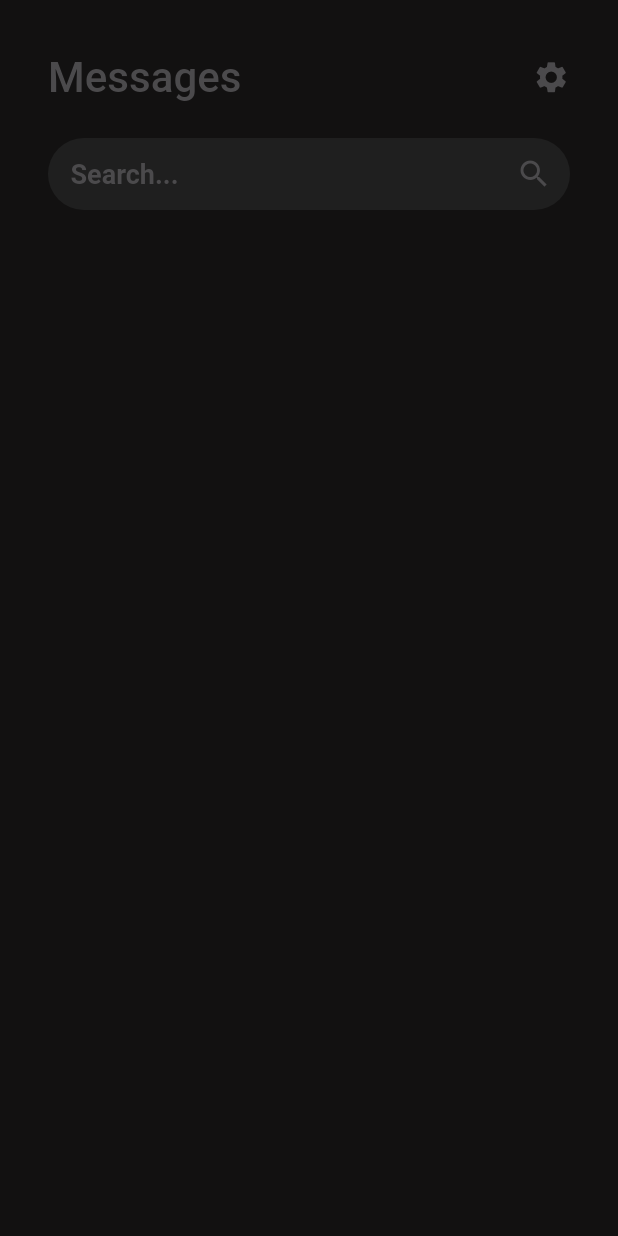
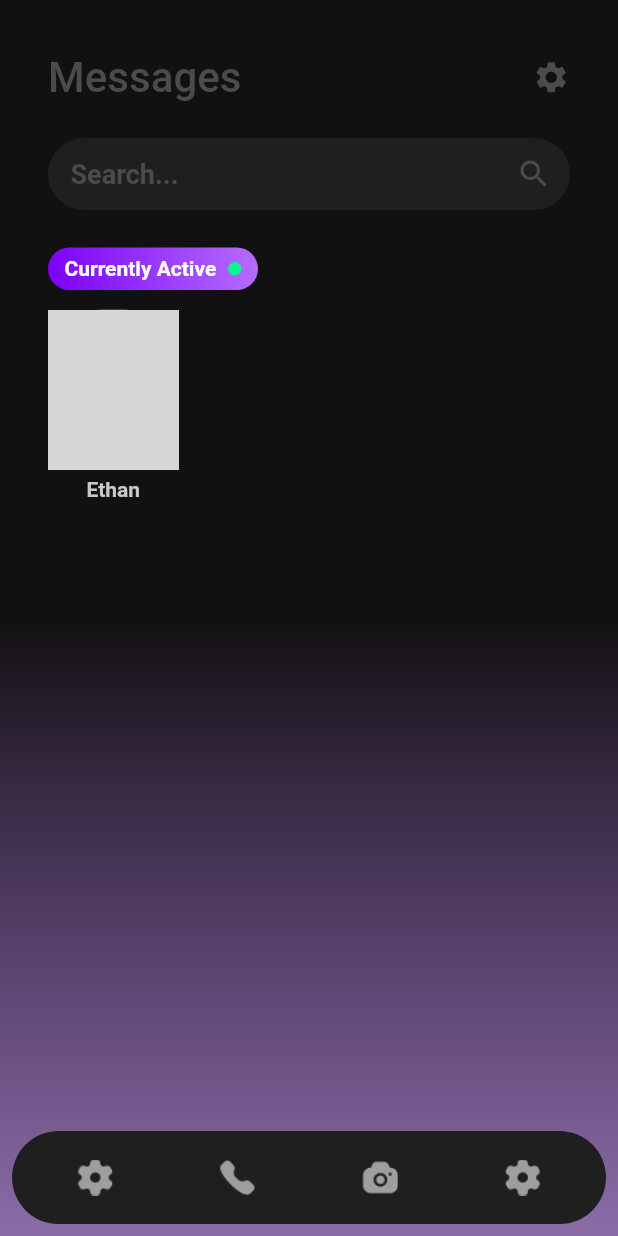
Before and after one commit to Muhammadqodir/open-control, a Flutter app: the screen it shows after launch, on a phone screen of 412 x 824 dp. Run offline on Flutter 3.47's test engine with Material 2 defaults, Android fonts, the phone set to English and light mode, and no system bars; drawn by our look-alikes of floating_bottom_navigation_bar; network calls fail; Roboto replaces fonts that are missing (Montserrat, MontserratBold); grey boxes are pictures that could not be loaded.

Commit message:
add gradient backGround on HomePage and UserCard

```diff
--- a/opencontrol/lib/screens/home_page_screen.dart
+++ b/opencontrol/lib/screens/home_page_screen.dart
@@ -1,18 +1,70 @@
+import 'package:floating_bottom_navigation_bar/floating_bottom_navigation_bar.dart';
 import 'package:flutter/material.dart';
 import 'package:opencontrol/constants/constants_colors.dart';
 import 'package:opencontrol/widgets/text_field_home_page.dart';
 import '../constants/themes.dart';
+import '../widgets/user_card.dart';
 
 class HomePageScreen extends StatelessWidget {
   const HomePageScreen({super.key});
 
   @override
   Widget build(BuildContext context) {
-    return Scaffold(
-      backgroundColor: homePageBackColor,
+    return Container(
+      decoration: const BoxDecoration(
+          gradient: LinearGradient(
+              begin: Alignment(0, 0),
+              end: Alignment(0, 2.5),
+              colors: [
+            homePageBackColor,
+            Color.fromRGBO(124, 1, 246, 0),
+          ])),
+      child: Scaffold(
+        backgroundColor: Colors.transparent,
+        bottomNavigationBar: FloatingNavbar(
+          borderRadius: 55,
+          padding: const EdgeInsets.symmetric(vertical: 15),
+          backgroundColor: textFieldBackground,
+          selectedBackgroundColor: textFieldBackground,
+          selectedItemColor: Color(0xff7C01F6),
+          unselectedItemColor: Color(0xff4D4C4E),
+          onTap: (int val) {
+            //returns tab id which is user tapped
+          },
+          currentIndex: 0,
+          items: [
+            FloatingNavbarItem(
+                customWidget: ImageIcon(
+              AssetImage('assets/icons/settings.png'),
+              color: Colors.grey,
+            )),
+            FloatingNavbarItem(
+              customWidget: ImageIcon(
+                AssetImage('assets/icons/phone.png'),
+                size: 24,
+                color: Colors.grey,
+              ),
+            ),
+            FloatingNavbarItem(
+              customWidget: ImageIcon(
+                AssetImage('assets/icons/camera.png'),
+                size: 24,
+                color: Colors.grey,
+              ),
+            ),
+            FloatingNavbarItem(
+              customWidget: ImageIcon(
+                AssetImage('assets/icons/settings.png'),
+                size: 24,
+                color: Colors.grey,
+              ),
+            ),
+          ],
+        ),
         body: Padding(
           padding: const EdgeInsets.symmetric(horizontal: 32, vertical: 35),
           child: Column(
+            crossAxisAlignment: CrossAxisAlignment.start,
             children: [
               Row(
                 children: [
@@ -34,8 +86,59 @@ class HomePageScreen extends StatelessWidget {
               const SizedBox(
                 height: 48,
                 child: TextFieldHomePage(),
-            )
+              ),
+              SizedBox(
+                height: 25,
+              ),
+              Container(
+                width: 140,
+                padding: const EdgeInsets.symmetric(
+                  horizontal: 11,
+                  vertical: 6.2,
+                ),
+                decoration: BoxDecoration(
+                  gradient: LinearGradient(
+                      begin: Alignment.centerLeft,
+                      end: Alignment.topRight,
+                      colors: [
+                        Color(0xff7C01F6),
+                        Color(0xffB66DFF),
+                      ]),
+                  borderRadius: BorderRadius.circular(28),
+                ),
+                child: Row(
+                  children: [
+                    Text(
+                      'Currently Active',
+                      style: TextStyle(
+                          fontSize: 14,
+                          color: Colors.white,
+                          fontWeight: FontWeight.w600),
+                    ),
+                    Expanded(
+                      child: Container(),
+                    ),
+                    Container(
+                      width: 9,
+                      height: 9,
+                      decoration: BoxDecoration(
+                        color: Color.fromARGB(235, 0, 255, 132),
+                        borderRadius: BorderRadius.circular(50),
+                      ),
+                    ),
                   ],
+                ),
+              ),
+              SizedBox(
+                height: 13,
+              ),
+              UserCard(
+                name: 'Ethan',
+                image: NetworkImage(
+                    'https://mrrk.ru/wp-content/uploads/2022/07/CUtAw2xa.jpg'),
+              ),
+            ],
+          ),
         ),
       ),
     );
--- /dev/null
+++ b/opencontrol/lib/widgets/user_card.dart
@@ -0,0 +1,37 @@
+import 'package:flutter/material.dart';
+
+class UserCard extends StatelessWidget {
+  final String name;
+  final ImageProvider image;
+
+  const UserCard({super.key, required this.name, required this.image});
+
+  @override
+  Widget build(BuildContext context) {
+    return Column(
+      children: [
+        Container(
+          width: 87,
+          height: 107,
+          decoration: BoxDecoration(
+              color: Color(0xff009BE4),
+              borderRadius: BorderRadius.circular(37),
+              image: DecorationImage(
+                image: image,
+                fit: BoxFit.cover,
+              )),
+        ),
+        SizedBox(
+          height: 5,
+        ),
+        Text(
+          '$name',
+          style: TextStyle(
+              fontSize: 14,
+              fontWeight: FontWeight.bold,
+              color: Color(0xffC8C8C8)),
+        ),
+      ],
+    );
+  }
+}
```
Also changed, not shown: opencontrol/pubspec.yaml (+5 -5 lines), opencontrol/assets/icons/camera.png (added), opencontrol/assets/icons/message.png (added), opencontrol/assets/icons/phone.png (added), opencontrol/assets/icons/settings.png (added), opencontrol/assets/images/user1.png (added), opencontrol/lib/widgets/bottom_navigation.dart (added), opencontrol/pubspec.lock. Lines whose indentation alone changed are shown as unchanged.
